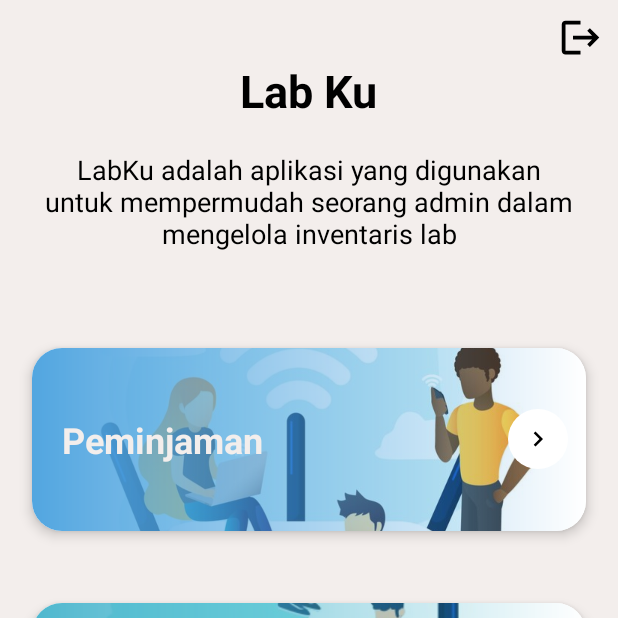
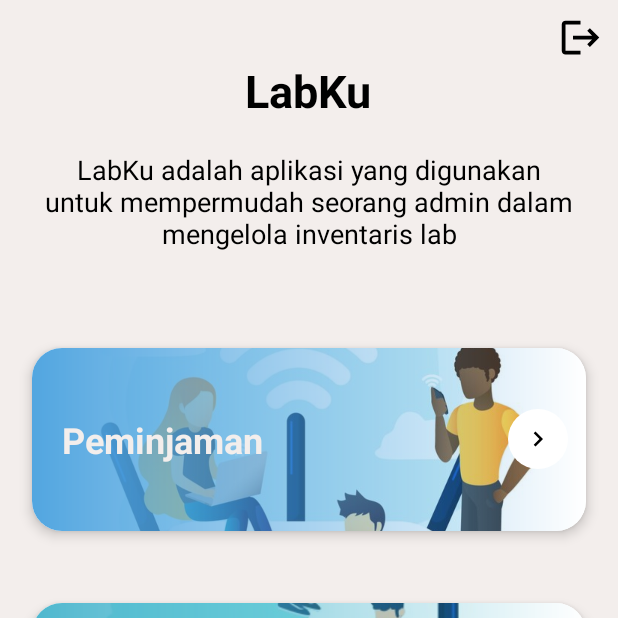
Before and after one commit to Kelompok-Lab-Ku/Lab-Ku, an Android app: the HomeActivity screen opened directly, with no data from a screen before it, on a phone screen of 412 x 824 dp, the top half of it. Run offline under Robolectric (Android 15) with nearby library versions, the phone set to English and light mode, and no system bars; our stand-ins replace Firebase (no records; nobody signed in at launch, a user with empty details on screens opened directly); libraries missing offline, so code that uses them is left out: com.jakewharton.rxbinding2.

Commit message:
Mengganti icon pada app

```diff
--- a/app/src/main/AndroidManifest.xml
+++ b/app/src/main/AndroidManifest.xml
@@ -20,9 +20,8 @@
         android:allowBackup="true"
         android:dataExtractionRules="@xml/data_extraction_rules"
         android:fullBackupContent="@xml/backup_rules"
-        android:icon="@mipmap/ic_launcher"
+        android:icon="@drawable/ic_main"
         android:label="@string/app_name"
-        android:roundIcon="@mipmap/ic_launcher_round"
         android:supportsRtl="true"
         android:theme="@style/Theme.LabMasters"
         tools:targetApi="31">
--- a/app/src/main/res/values/strings.xml
+++ b/app/src/main/res/values/strings.xml
@@ -1,5 +1,5 @@
 <resources>
-    <string name="app_name">Lab Ku</string>
+    <string name="app_name">LabKu</string>
     <string name="webclientID">517284951647-ijnm74hq0pbfq0ash9jntmgkhrthupst.apps.googleusercontent.com</string>
     <string name="first_fragment_label">Your Label Here</string>
     <!-- TODO: Remove or change this placeholder text -->
```
